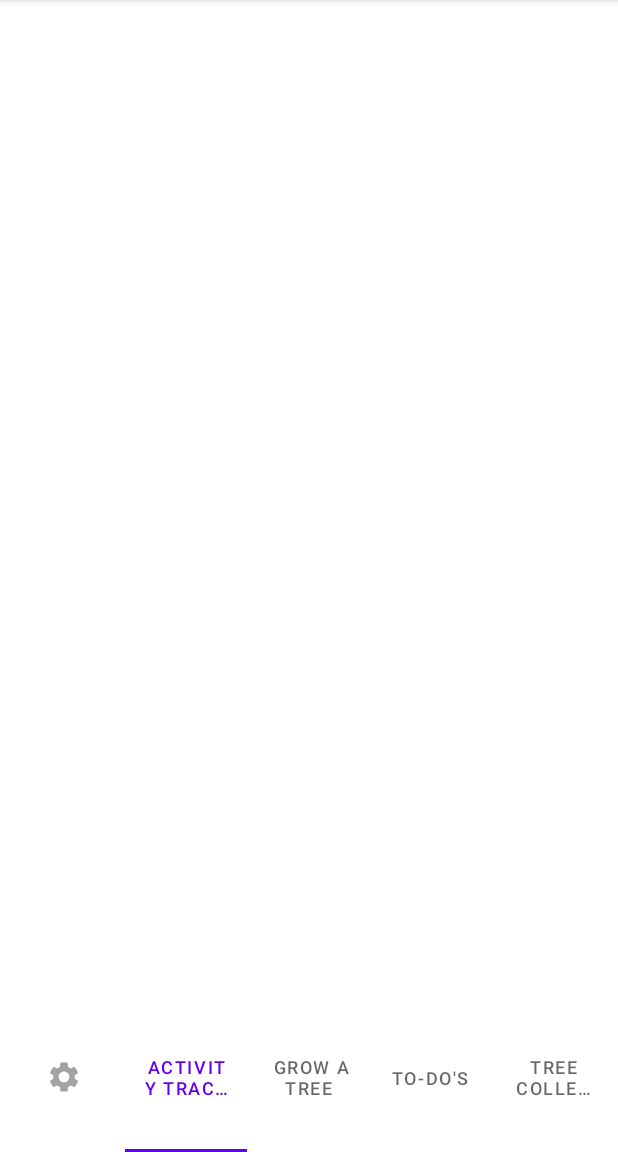
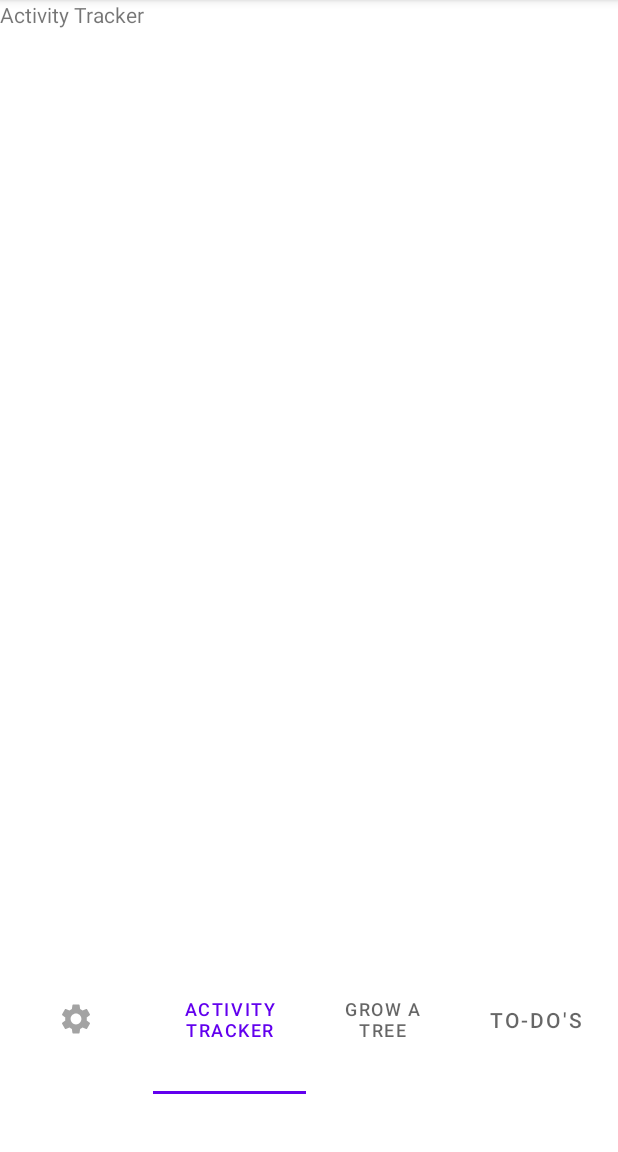
Before and after one commit to ETS-Android3/Android-Monke, an Android app: the screen it shows after launch (MainActivity), item 2 of the bottom bar chosen, on a phone screen of 412 x 824 dp, the part 84-1236 px from its top. Run offline under Robolectric (Android 15) with nearby library versions, the phone set to English and light mode, and no system bars.

Commit message:
Tab Layout and Swiping feature for UI

```diff
--- a/NOMonkeyingAround/app/build.gradle
+++ b/NOMonkeyingAround/app/build.gradle
@@ -32,6 +32,7 @@ dependencies {
     implementation 'androidx.appcompat:appcompat:1.3.0'
     implementation 'com.google.android.material:material:1.4.0'
     implementation 'androidx.constraintlayout:constraintlayout:2.0.4'
+    implementation 'androidx.legacy:legacy-support-v4:1.0.0'
     testImplementation 'junit:junit:4.13.2'
     androidTestImplementation 'androidx.test.ext:junit:1.1.3'
     androidTestImplementation 'androidx.test.espresso:espresso-core:3.4.0'
--- a/NOMonkeyingAround/app/src/main/java/com/example/nomonkeyingaround/MainActivity.java
+++ b/NOMonkeyingAround/app/src/main/java/com/example/nomonkeyingaround/MainActivity.java
@@ -1,14 +1,50 @@
 package com.example.nomonkeyingaround;
 
+import androidx.annotation.NonNull;
 import androidx.appcompat.app.AppCompatActivity;
+import androidx.viewpager2.widget.ViewPager2;
 
 import android.os.Bundle;
+
+import com.google.android.material.tabs.TabLayout;
+import com.google.android.material.tabs.TabLayoutMediator;
 
 public class MainActivity extends AppCompatActivity {
 
     @Override
     protected void onCreate(Bundle savedInstanceState) {
+
+        // create method
         super.onCreate(savedInstanceState);
-        setContentView(R.layout.grow_a_tree_main_panel);
+        setContentView(R.layout.main_activity);
+
+        // get elements
+        TabLayout tabLayout = findViewById(R.id.tabs);
+        ViewPager2 viewpager2 = findViewById(R.id.view_pager);
+
+        viewPagerAdapter adapter = new viewPagerAdapter(this);
+        viewpager2.setAdapter(adapter);
+
+        //enables swiping across tabs
+        new TabLayoutMediator(tabLayout, viewpager2,
+                new TabLayoutMediator.TabConfigurationStrategy() {
+                   @Override
+                    public void onConfigureTab(@NonNull TabLayout.Tab tab, int position) {
+                        if (position==0){
+                            tab.setIcon(R.drawable.settings);
+                        }
+                        else if (position==1){
+                            tab.setText(R.string.activity_tracker);
+                        }
+                        else if (position==2){
+                            tab.setText(R.string.growAtree);
+                        }
+                        else{
+                            tab.setText(R.string.todo);
+                        }
+                    }
+                }).attach();
+
+
     }
 }
--- /dev/null
+++ b/NOMonkeyingAround/app/src/main/java/com/example/nomonkeyingaround/activity_tracker.java
@@ -0,0 +1,64 @@
+package com.example.nomonkeyingaround;
+
+import android.os.Bundle;
+
+import androidx.fragment.app.Fragment;
+
+import android.view.LayoutInflater;
+import android.view.View;
+import android.view.ViewGroup;
+
+/**
+ * A simple {@link Fragment} subclass.
+ * Use the {@link activity_tracker#newInstance} factory method to
+ * create an instance of this fragment.
+ */
+public class activity_tracker extends Fragment {
+
+    // TODO: Rename parameter arguments, choose names that match
+    // the fragment initialization parameters, e.g. ARG_ITEM_NUMBER
+    private static final String ARG_PARAM1 = "param1";
+    private static final String ARG_PARAM2 = "param2";
+
+    // TODO: Rename and change types of parameters
+    private String mParam1;
+    private String mParam2;
+
+    public activity_tracker() {
+        // Required empty public constructor
+    }
+
+    /**
+     * Use this factory method to create a new instance of
+     * this fragment using the provided parameters.
+     *
+     * @param param1 Parameter 1.
+     * @param param2 Parameter 2.
+     * @return A new instance of fragment activity_tracker.
+     */
+    // TODO: Rename and change types and number of parameters
+    public static activity_tracker newInstance(String param1, String param2) {
+        activity_tracker fragment = new activity_tracker();
+        Bundle args = new Bundle();
+        args.putString(ARG_PARAM1, param1);
+        args.putString(ARG_PARAM2, param2);
+        fragment.setArguments(args);
+        return fragment;
+    }
+
+    @Override
+    public void onCreate(Bundle savedInstanceState) {
+        super.onCreate(savedInstanceState);
+        if (getArguments() != null) {
+            mParam1 = getArguments().getString(ARG_PARAM1);
+            mParam2 = getArguments().getString(ARG_PARAM2);
+        }
+    }
+
+    @Override
+    public View onCreateView(LayoutInflater inflater, ViewGroup container,
+                             Bundle savedInstanceState) {
+        // Inflate the layout for this fragment
+        return inflater.inflate(R.layout.fragment_activity_tracker, container, false);
+    }
+}
--- /dev/null
+++ b/NOMonkeyingAround/app/src/main/java/com/example/nomonkeyingaround/grow_a_tree.java
@@ -0,0 +1,64 @@
+package com.example.nomonkeyingaround;
+
+import android.os.Bundle;
+
+import androidx.fragment.app.Fragment;
+
+import android.view.LayoutInflater;
+import android.view.View;
+import android.view.ViewGroup;
+
+/**
+ * A simple {@link Fragment} subclass.
+ * Use the {@link grow_a_tree#newInstance} factory method to
+ * create an instance of this fragment.
+ */
+public class grow_a_tree extends Fragment {
+
+    // TODO: Rename parameter arguments, choose names that match
+    // the fragment initialization parameters, e.g. ARG_ITEM_NUMBER
+    private static final String ARG_PARAM1 = "param1";
+    private static final String ARG_PARAM2 = "param2";
+
+    // TODO: Rename and change types of parameters
+    private String mParam1;
+    private String mParam2;
+
+    public grow_a_tree() {
+        // Required empty public constructor
+    }
+
+    /**
+     * Use this factory method to create a new instance of
+     * this fragment using the provided parameters.
+     *
+     * @param param1 Parameter 1.
+     * @param param2 Parameter 2.
+     * @return A new instance of fragment grow_a_tree.
+     */
+    // TODO: Rename and change types and number of parameters
+    public static grow_a_tree newInstance(String param1, String param2) {
+        grow_a_tree fragment = new grow_a_tree();
+        Bundle args = new Bundle();
+        args.putString(ARG_PARAM1, param1);
+        args.putString(ARG_PARAM2, param2);
+        fragment.setArguments(args);
+        return fragment;
+    }
+
+    @Override
+    public void onCreate(Bundle savedInstanceState) {
+        super.onCreate(savedInstanceState);
+        if (getArguments() != null) {
+            mParam1 = getArguments().getString(ARG_PARAM1);
+            mParam2 = getArguments().getString(ARG_PARAM2);
+        }
+    }
+
+    @Override
+    public View onCreateView(LayoutInflater inflater, ViewGroup container,
+                             Bundle savedInstanceState) {
+        // Inflate the layout for this fragment
+        return inflater.inflate(R.layout.fragment_grow_a_tree, container, false);
+    }
+}
--- /dev/null
+++ b/NOMonkeyingAround/app/src/main/java/com/example/nomonkeyingaround/settings.java
@@ -0,0 +1,64 @@
+package com.example.nomonkeyingaround;
+
+import android.os.Bundle;
+
+import androidx.fragment.app.Fragment;
+
+import android.view.LayoutInflater;
+import android.view.View;
+import android.view.ViewGroup;
+
+/**
+ * A simple {@link Fragment} subclass.
+ * Use the {@link settings#newInstance} factory method to
+ * create an instance of this fragment.
+ */
+public class settings extends Fragment {
+
+    // TODO: Rename parameter arguments, choose names that match
+    // the fragment initialization parameters, e.g. ARG_ITEM_NUMBER
+    private static final String ARG_PARAM1 = "param1";
+    private static final String ARG_PARAM2 = "param2";
+
+    // TODO: Rename and change types of parameters
+    private String mParam1;
+    private String mParam2;
+
+    public settings() {
+        // Required empty public constructor
+    }
+
+    /**
+     * Use this factory method to create a new instance of
+     * this fragment using the provided parameters.
+     *
+     * @param param1 Parameter 1.
+     * @param param2 Parameter 2.
+     * @return A new instance of fragment settings.
+     */
+    // TODO: Rename and change types and number of parameters
+    public static settings newInstance(String param1, String param2) {
+        settings fragment = new settings();
+        Bundle args = new Bundle();
+        args.putString(ARG_PARAM1, param1);
+        args.putString(ARG_PARAM2, param2);
+        fragment.setArguments(args);
+        return fragment;
+    }
+
+    @Override
+    public void onCreate(Bundle savedInstanceState) {
+        super.onCreate(savedInstanceState);
+        if (getArguments() != null) {
+            mParam1 = getArguments().getString(ARG_PARAM1);
+            mParam2 = getArguments().getString(ARG_PARAM2);
+        }
+    }
+
+    @Override
+    public View onCreateView(LayoutInflater inflater, ViewGroup container,
+                             Bundle savedInstanceState) {
+        // Inflate the layout for this fragment
+        return inflater.inflate(R.layout.fragment_settings, container, false);
+    }
+}
--- /dev/null
+++ b/NOMonkeyingAround/app/src/main/java/com/example/nomonkeyingaround/viewPagerAdapter.java
@@ -0,0 +1,38 @@
+// ViewPagerAdapter class is an adapter which allows different fragments to be presented when certain tabs are used
+
+package com.example.nomonkeyingaround;
+import androidx.annotation.NonNull;
+import androidx.fragment.app.Fragment;
+import androidx.fragment.app.FragmentActivity;
+import androidx.viewpager2.adapter.FragmentStateAdapter;
+
+public class viewPagerAdapter extends FragmentStateAdapter {
+
+    public viewPagerAdapter(@NonNull FragmentActivity fragmentActivity) {
+        super(fragmentActivity);
+    }
+
+    @NonNull
+    @Override
+    public Fragment createFragment(int position) {
+
+        switch(position) {
+            case 0:
+                return new settings();
+
+            case 1:
+                return new activity_tracker();
+
+            case 2:
+                return new grow_a_tree();
+
+            default:
+                return new to_do();
+
+        }
+    }
+    @Override
+    public int getItemCount() {
+        return 4;
+    }
+}
--- /dev/null
+++ b/NOMonkeyingAround/app/src/main/res/layout/fragment_activity_tracker.xml
@@ -0,0 +1,14 @@
+<?xml version="1.0" encoding="utf-8"?>
+<FrameLayout xmlns:android="http://schemas.android.com/apk/res/android"
+    xmlns:tools="http://schemas.android.com/tools"
+    android:layout_width="match_parent"
+    android:layout_height="match_parent"
+    tools:context=".activity_tracker">
+
+    <!-- TODO: Update blank fragment layout -->
+    <TextView
+        android:layout_width="match_parent"
+        android:layout_height="match_parent"
+        android:text="@string/activity_tracker" />
+
+</FrameLayout>
--- a/NOMonkeyingAround/app/src/main/res/layout/grow_a_tree_main_panel.xml
+++ b/NOMonkeyingAround/app/src/main/res/layout/main_activity.xml
@@ -1,12 +1,21 @@
 <?xml version="1.0" encoding="utf-8"?>
-<androidx.constraintlayout.widget.ConstraintLayout xmlns:android="http://schemas.android.com/apk/res/android"
+<LinearLayout xmlns:android="http://schemas.android.com/apk/res/android"
     xmlns:app="http://schemas.android.com/apk/res-auto"
     xmlns:tools="http://schemas.android.com/tools"
     android:layout_width="match_parent"
     android:layout_height="match_parent"
-    tools:context=".MainActivity">
+    tools:context=".MainActivity"
+    android:orientation="vertical">
+
+    <androidx.viewpager2.widget.ViewPager2
+        android:id="@+id/view_pager"
+        android:layout_width="409dp"
+        android:layout_height="630dp"
+        tools:layout_editor_absoluteX="1dp"
+        tools:layout_editor_absoluteY="1dp" />
 
     <com.google.android.material.tabs.TabLayout
+        android:id="@+id/tabs"
         android:layout_width="408dp"
         android:layout_height="99dp"
         app:layout_constraintBottom_toBottomOf="parent"
@@ -23,24 +32,20 @@
             android:id="@+id/ActivityTracker"
             android:layout_width="wrap_content"
             android:layout_height="wrap_content"
-            android:text="Activity Tracker" />
+            android:text="@string/activity_tracker" />
 
         <com.google.android.material.tabs.TabItem
             android:id="@+id/GrowATree"
             android:layout_width="wrap_content"
             android:layout_height="wrap_content"
-            android:text=" Grow A Tree" />
+            android:text="@string/growAtree" />
 
         <com.google.android.material.tabs.TabItem
             android:id="@+id/ToDos"
             android:layout_width="wrap_content"
             android:layout_height="wrap_content"
-            android:text="To-Do's" />
+            android:text="@string/todo" />
 
-        <com.google.android.material.tabs.TabItem
-            android:id="@+id/TreeCollection"
-            android:layout_width="wrap_content"
-            android:layout_height="wrap_content"
-            android:text="Tree Collection" />
     </com.google.android.material.tabs.TabLayout>
-</androidx.constraintlayout.widget.ConstraintLayout>
+
+</LinearLayout>
--- a/NOMonkeyingAround/app/src/main/res/values/strings.xml
+++ b/NOMonkeyingAround/app/src/main/res/values/strings.xml
@@ -1,3 +1,9 @@
 <resources>
     <string name="app_name">NO Monkeying Around!</string>
+    <!-- TODO: Remove or change this placeholder text -->
+    <string name="hello_blank_fragment">Hello blank fragment</string>
+    <string name="settings">Settings</string>
+    <string name="activity_tracker">Activity Tracker</string>
+    <string name="todo">To-Do\'s</string>
+    <string name="growAtree">Grow A Tree</string>
 </resources>
```
Also changed, not shown: NOMonkeyingAround/app/src/main/java/com/example/nomonkeyingaround/to_do.java (added, +64 -0 lines), NOMonkeyingAround/app/src/main/res/layout/fragment_grow_a_tree.xml (added, +14 -0 lines), NOMonkeyingAround/app/src/main/res/layout/fragment_settings.xml (added, +14 -0 lines), NOMonkeyingAround/app/src/main/res/layout/fragment_to_do.xml (added, +14 -0 lines).
